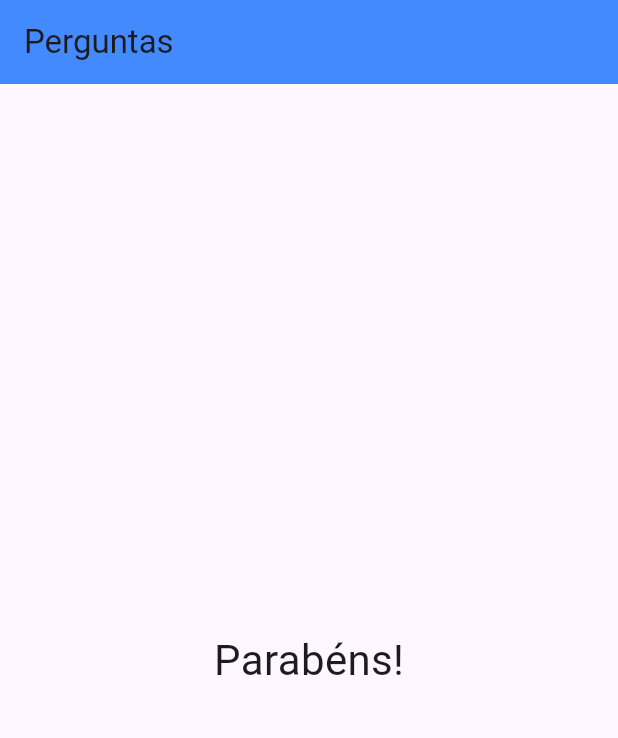
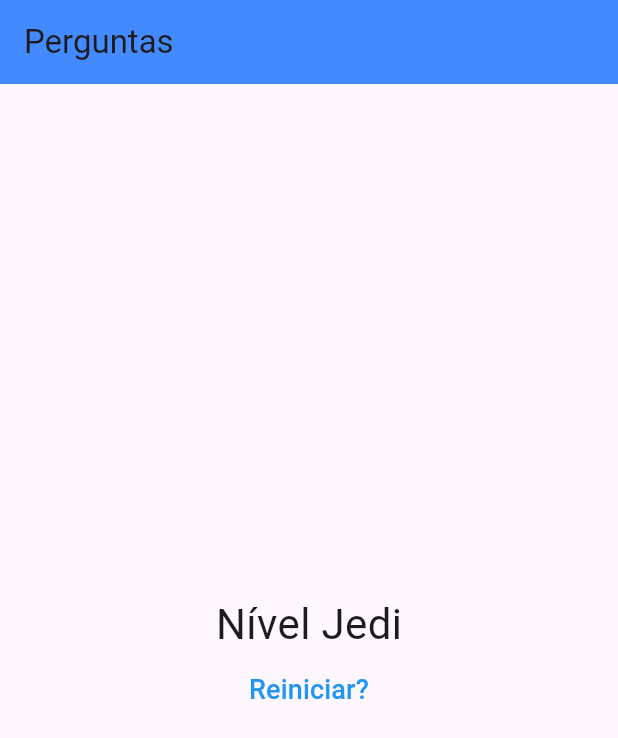
Before and after one commit to dev-gabriel-henrique/projeto_perguntas, a Flutter app: the screen it shows after launch, after a tap on "Preto", after a tap on "Cobra", after a tap on "Leo", on a phone screen of 412 x 824 dp. Shown: the top 738 px of the screen. Run offline on Flutter 3.47's test engine with Material 3 defaults, Android fonts, the phone set to English and light mode, and no system bars.

```diff
--- a/lib/main.dart
+++ b/lib/main.dart
@@ -1,7 +1,7 @@
 import 'package:flutter/material.dart';
 
-import './questao.dart';
-import './resposta.dart';
+import './resultado.dart';
+import './questionario.dart';
 
 void main() => runApp(const PerguntaAPP());
 
@@ -14,35 +14,57 @@ class PerguntaAPP extends StatefulWidget {
 
 class _PerguntaAppState extends State<PerguntaAPP> {
   var _perguntaSelecionada = 0;
+  var _pontuacaoTotal = 0;
 
   static const List<Map<String, Object>> _perguntas = [
     {
       'texto': 'Qual é a sua cor favorita?',
-      'respostas': ['Preto', 'Vermelho', 'Verde', 'Branco'],
+      'respostas': [
+        {'texto': 'Preto', 'pontuacao': 5},
+        {'texto': 'Vermelho', 'pontuacao': 2},
+        {'texto': 'Verde', 'pontuacao': 7},
+        {'texto': 'Branco', 'pontuacao': 4},
+      ],
     },
     {
       'texto': 'Qual é o seu animal favorito?',
-      'respostas': ['Coelho', 'Cobra', 'Elefante', 'Leão'],
+      'respostas': [
+        {'texto': 'Coelho', 'pontuacao': 1},
+        {'texto': 'Cobra', 'pontuacao': 8},
+        {'texto': 'Elefante', 'pontuacao': 6},
+        {'texto': 'Leão', 'pontuacao': 5},
+      ],
     },
     {
       'texto': 'Qual é o seu instrutor favorito?',
-      'respostas': ['Maria', 'João', 'Leo', 'Pedro'],
+      'respostas': [
+        {'texto': 'Maria', 'pontuacao': 2},
+        {'texto': 'João', 'pontuacao': 4},
+        {'texto': 'Leo', 'pontuacao': 7},
+        {'texto': 'Pedro', 'pontuacao': 1},
+      ],
     },
   ];
 
-  void _responder() {
+  void _responder(int pontuacao) {
     setState(() {
       _perguntaSelecionada++;
+      _pontuacaoTotal += pontuacao;
     });
-    debugPrint('Pergunta ${_perguntaSelecionada + 1} selecionada');
+    debugPrint('Pontuação ${_pontuacaoTotal}');
+  }
+
+  void _reiniciarQuestionario() {
+    setState(() {
+      _perguntaSelecionada = 0;
+      _pontuacaoTotal = 0;
+    });
   }
 
   bool get temPerguntaSelecionada => _perguntaSelecionada < _perguntas.length;
 
   @override
   Widget build(BuildContext context) {
-    final respostas = temPerguntaSelecionada ? _perguntas[_perguntaSelecionada]['respostas'] as List<String> : [];
-
     return MaterialApp(
       home: Scaffold(
           appBar: AppBar(
@@ -50,19 +72,12 @@ class _PerguntaAppState extends State<PerguntaAPP> {
             backgroundColor: Colors.blueAccent,
           ),
           body: temPerguntaSelecionada
-            ? Column(
-                children: <Widget>[
-                  Questao(_perguntas[_perguntaSelecionada]['texto'] as String),
-                  ...respostas.map((resposta) => Resposta(resposta, _responder)),
-                ],
+              ? Questionario(
+                  perguntas: _perguntas,
+                  perguntaSelecionada: _perguntaSelecionada,
+                  quandoResponder: _responder,
                 )
-            : const Center(
-                child: Text(
-                  'Parabéns!',
-                  style: TextStyle(fontSize: 28),
-                ),
-              ),
-      ),
+              : Resultado(_pontuacaoTotal, _reiniciarQuestionario)),
     );
   }
 }
--- /dev/null
+++ b/lib/questionario.dart
@@ -0,0 +1,38 @@
+import 'package:flutter/material.dart';
+
+import './questao.dart';
+import './resposta.dart';
+
+class Questionario extends StatelessWidget {
+  final List<Map<String, Object>> perguntas;
+  final int perguntaSelecionada;
+  final void Function(int) quandoResponder;
+
+  const Questionario({
+    super.key,
+    required this.perguntas,
+    required this.perguntaSelecionada,
+    required this.quandoResponder,
+  });
+
+  bool get temPerguntaSelecionada => perguntaSelecionada < perguntas.length;
+
+  @override
+  Widget build(BuildContext context) {
+    final respostas = temPerguntaSelecionada ? perguntas[perguntaSelecionada]['respostas'] as List<Map<String, Object>> : [];
+
+    return Column(
+      children: <Widget>[
+        Questao(perguntas[perguntaSelecionada]['texto'] as String),
+        ...respostas.map((resposta) {
+          return Resposta(
+            resposta['texto'].toString(),
+            () {
+              quandoResponder(int.parse(resposta['pontuacao'].toString()));
+            },
+          );
+        })
+      ],
+    );
+  }
+}
--- /dev/null
+++ b/lib/resultado.dart
@@ -0,0 +1,42 @@
+import 'package:flutter/material.dart';
+
+class Resultado extends StatelessWidget {
+  final int pontuacao;
+  final void Function() _quandoReiniciarQuestionario;
+
+  const Resultado(this.pontuacao, this._quandoReiniciarQuestionario, {super.key});
+
+  String get fraseResultado {
+    if (pontuacao < 8) {
+      return 'Parabens';
+    } else if (pontuacao < 12) {
+      return 'Você é bom';
+    } else if (pontuacao < 18) {
+      return 'Impressionante';
+    } else {
+      return 'Nível Jedi';
+    }
+  }
+
+  @override
+  Widget build(BuildContext context) {
+    return Column(
+      mainAxisAlignment: MainAxisAlignment.center,
+      children: [
+        Center(
+          child: Text(
+            fraseResultado,
+            style: const TextStyle(fontSize: 28),
+          ),
+        ),
+        TextButton(
+          onPressed: _quandoReiniciarQuestionario,
+          child: const Text(
+            'Reiniciar?',
+            style: TextStyle(fontSize: 18, color: Colors.blue),
+          ),
+        )
+      ],
+    );
+  }
+}
```
Lines whose indentation alone changed are shown as unchanged.
